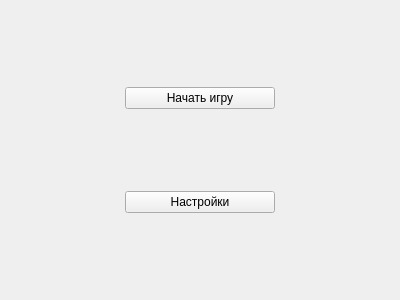
Old version of the form mvp/scene.ui in the repository Valerii3/Agar.IQ.
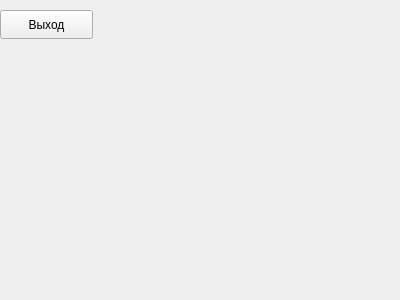
New version of the form.

```diff
--- a/mvp/scene.ui
+++ b/mvp/scene.ui
@@ -13,28 +13,19 @@
   <property name="windowTitle">
    <string>Form</string>
   </property>
-  <layout class="QGridLayout" name="gridLayout">
-   <item row="0" column="0">
-    <widget class="QPushButton" name="startGameButton">
-     <property name="maximumSize">
-      <size>
-       <width>150</width>
-       <height>16777215</height>
-      </size>
+  <widget class="QPushButton" name="pushButton">
+   <property name="geometry">
+    <rect>
+     <x>0</x>
+     <y>10</y>
+     <width>93</width>
+     <height>29</height>
+    </rect>
      </property>
      <property name="text">
-      <string>Начать игру</string>
-     </property>
-    </widget>
-   </item>
-   <item row="1" column="0">
-    <widget class="QPushButton" name="settingsButton">
-     <property name="text">
-      <string>Настройки</string>
-     </property>
-    </widget>
-   </item>
-  </layout>
+    <string>Выход</string>
+   </property>
+  </widget>
  </widget>
  <resources/>
  <connections/>
```
Lines whose indentation alone changed are shown as unchanged.
